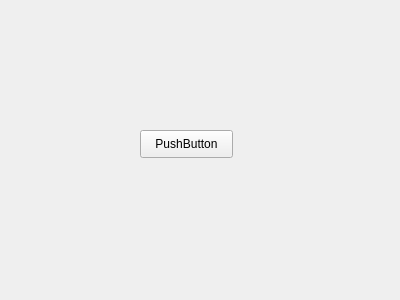
DREAM251/WaterMonitoring, file funwindow.ui: the form before one commit.
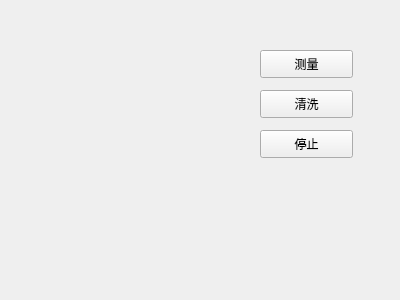
The form after the commit.

```diff
--- a/funwindow.ui
+++ b/funwindow.ui
@@ -16,14 +16,40 @@
   <widget class="QPushButton" name="pushButton">
    <property name="geometry">
     <rect>
-     <x>140</x>
+     <x>260</x>
+     <y>50</y>
+     <width>93</width>
+     <height>28</height>
+    </rect>
+   </property>
+   <property name="text">
+    <string>测量</string>
+   </property>
+  </widget>
+  <widget class="QPushButton" name="pushButton_2">
+   <property name="geometry">
+    <rect>
+     <x>260</x>
+     <y>90</y>
+     <width>93</width>
+     <height>28</height>
+    </rect>
+   </property>
+   <property name="text">
+    <string>清洗</string>
+   </property>
+  </widget>
+  <widget class="QPushButton" name="pushButton_3">
+   <property name="geometry">
+    <rect>
+     <x>260</x>
      <y>130</y>
      <width>93</width>
      <height>28</height>
     </rect>
    </property>
    <property name="text">
-    <string>PushButton</string>
+    <string>停止</string>
    </property>
   </widget>
  </widget>
```
